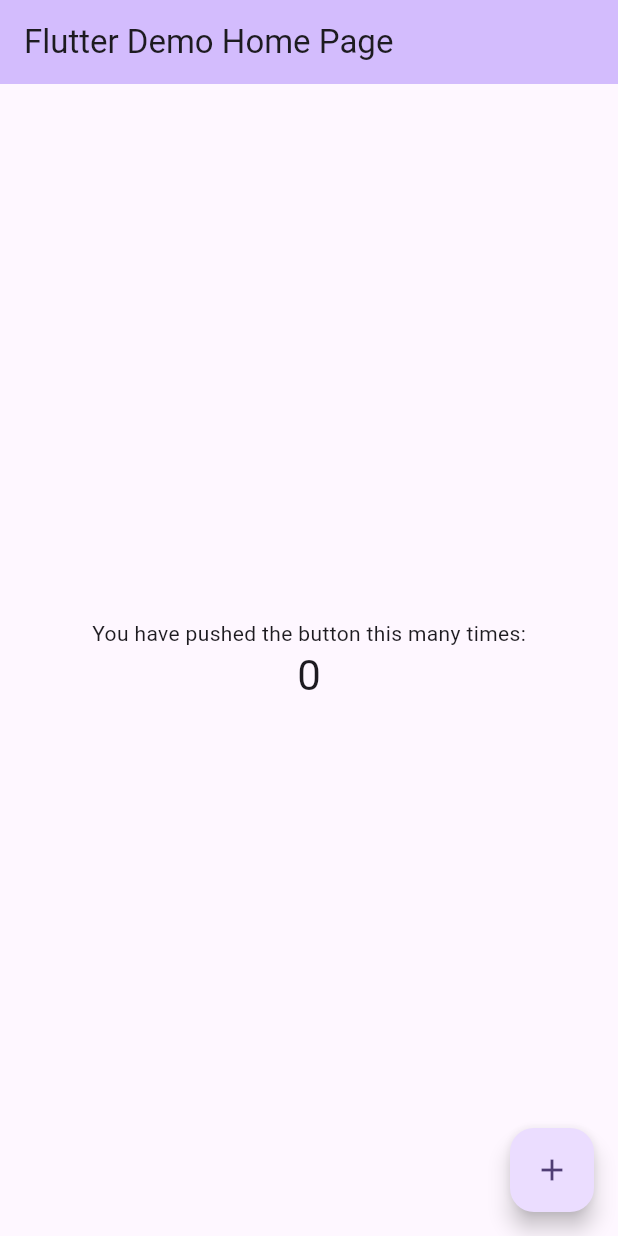
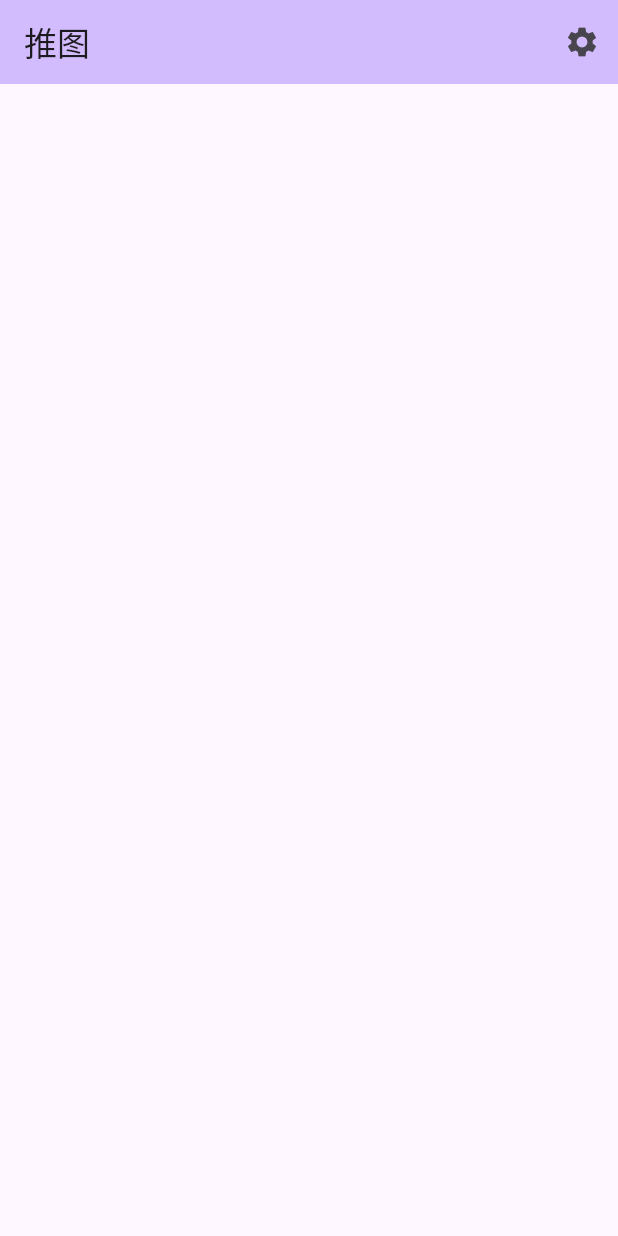
Before and after one commit to wqjuser/sd_image_generator, a Flutter app: the screen it shows after launch, on a phone screen of 412 x 824 dp. Run offline on Flutter 3.47's test engine with Material 2 defaults, Android fonts, the phone set to English and light mode, and no system bars.

Commit message:
修改页面内容

```diff
--- a/lib/main.dart
+++ b/lib/main.dart
@@ -1,4 +1,6 @@
 import 'package:flutter/material.dart';
+
+import 'SettingsPage.dart';
 
 void main() {
   runApp(const MyApp());
@@ -6,120 +8,64 @@ void main() {
 
 class MyApp extends StatelessWidget {
   const MyApp({super.key});
-
-  // This widget is the root of your application.
   @override
   Widget build(BuildContext context) {
     return MaterialApp(
-      title: 'Flutter Demo',
+      title: '推图',
       theme: ThemeData(
-        // This is the theme of your application.
-        //
-        // TRY THIS: Try running your application with "flutter run". You'll see
-        // the application has a blue toolbar. Then, without quitting the app,
-        // try changing the seedColor in the colorScheme below to Colors.green
-        // and then invoke "hot reload" (save your changes or press the "hot
-        // reload" button in a Flutter-supported IDE, or press "r" if you used
-        // the command line to start the app).
-        //
-        // Notice that the counter didn't reset back to zero; the application
-        // state is not lost during the reload. To reset the state, use hot
-        // restart instead.
-        //
-        // This works for code too, not just values: Most code changes can be
-        // tested with just a hot reload.
         colorScheme: ColorScheme.fromSeed(seedColor: Colors.deepPurple),
         useMaterial3: true,
       ),
-      home: const MyHomePage(title: 'Flutter Demo Home Page'),
+      home: const MyHomePage(title: '推图'),
     );
   }
 }
 
 class MyHomePage extends StatefulWidget {
   const MyHomePage({super.key, required this.title});
-
-  // This widget is the home page of your application. It is stateful, meaning
-  // that it has a State object (defined below) that contains fields that affect
-  // how it looks.
-
-  // This class is the configuration for the state. It holds the values (in this
-  // case the title) provided by the parent (in this case the App widget) and
-  // used by the build method of the State. Fields in a Widget subclass are
-  // always marked "final".
-
   final String title;
-
   @override
   State<MyHomePage> createState() => _MyHomePageState();
 }
 
 class _MyHomePageState extends State<MyHomePage> {
-  int _counter = 0;
+  void _setState() {
+    setState(() {
 
-  void _incrementCounter() {
-    setState(() {
-      // This call to setState tells the Flutter framework that something has
-      // changed in this State, which causes it to rerun the build method below
-      // so that the display can reflect the updated values. If we changed
-      // _counter without calling setState(), then the build method would not be
-      // called again, and so nothing would appear to happen.
-      _counter++;
     });
   }
 
   @override
   Widget build(BuildContext context) {
-    // This method is rerun every time setState is called, for instance as done
-    // by the _incrementCounter method above.
-    //
-    // The Flutter framework has been optimized to make rerunning build methods
-    // fast, so that you can just rebuild anything that needs updating rather
-    // than having to individually change instances of widgets.
     return Scaffold(
       appBar: AppBar(
-        // TRY THIS: Try changing the color here to a specific color (to
-        // Colors.amber, perhaps?) and trigger a hot reload to see the AppBar
-        // change color while the other colors stay the same.
         backgroundColor: Theme.of(context).colorScheme.inversePrimary,
-        // Here we take the value from the MyHomePage object that was created by
-        // the App.build method, and use it to set our appbar title.
         title: Text(widget.title),
+        actions: <Widget>[
+          IconButton(
+            icon: const Icon(Icons.settings),
+            onPressed: () {
+              Navigator.push(
+                context,
+                MaterialPageRoute(builder: (context) => const SettingsPage()),
+              );
+            },
+          ),
+        ],
       ),
       body: Center(
         // Center is a layout widget. It takes a single child and positions it
         // in the middle of the parent.
         child: Column(
-          // Column is also a layout widget. It takes a list of children and
-          // arranges them vertically. By default, it sizes itself to fit its
-          // children horizontally, and tries to be as tall as its parent.
-          //
-          // Column has various properties to control how it sizes itself and
-          // how it positions its children. Here we use mainAxisAlignment to
-          // center the children vertically; the main axis here is the vertical
-          // axis because Columns are vertical (the cross axis would be
-          // horizontal).
-          //
-          // TRY THIS: Invoke "debug painting" (choose the "Toggle Debug Paint"
-          // action in the IDE, or press "p" in the console), to see the
-          // wireframe for each widget.
           mainAxisAlignment: MainAxisAlignment.center,
           children: <Widget>[
-            const Text(
-              'You have pushed the button this many times:',
-            ),
             Text(
-              '$_counter',
+              '',
               style: Theme.of(context).textTheme.headlineMedium,
             ),
           ],
         ),
       ),
-      floatingActionButton: FloatingActionButton(
-        onPressed: _incrementCounter,
-        tooltip: 'Increment',
-        child: const Icon(Icons.add),
-      ), // This trailing comma makes auto-formatting nicer for build methods.
     );
   }
 }
```
Also changed, not shown: lib/SettingsPage.dart (added, +52 -0 lines).
